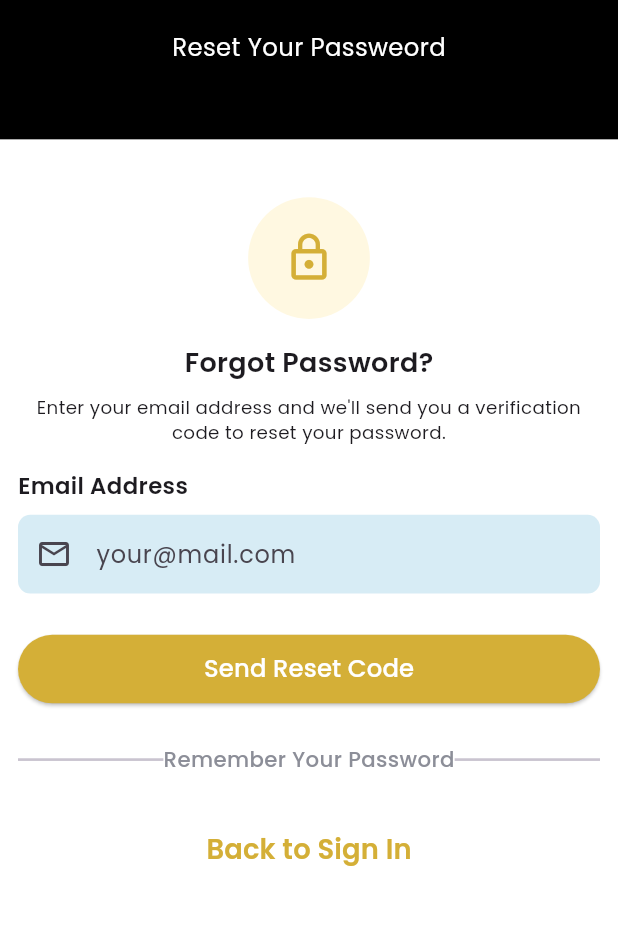
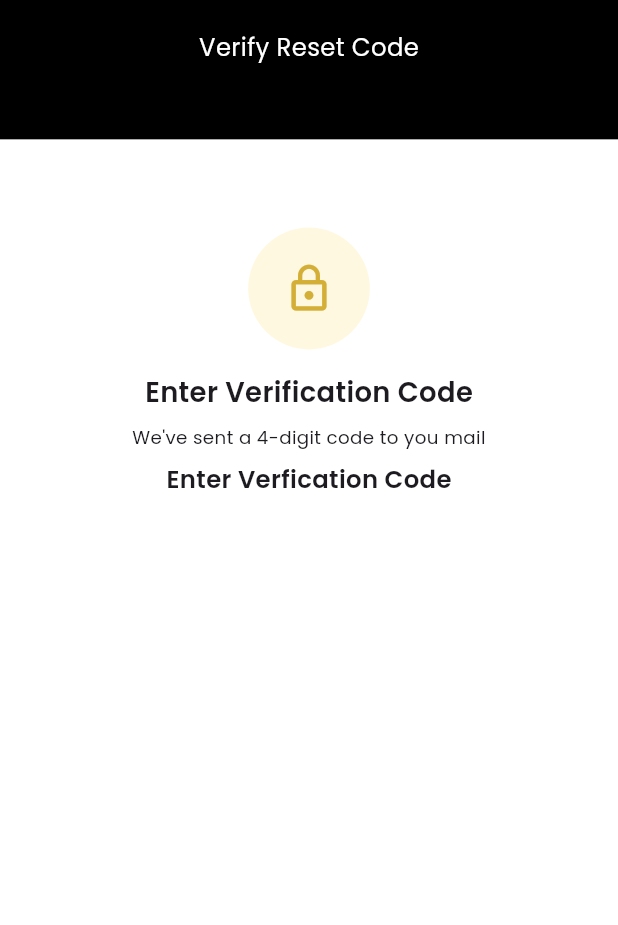
Before and after one commit to umais86/laundry_app, a Flutter app: the ForgotPassword screen opened directly, after a tap on "Send Reset Code", on a phone screen of 412 x 824 dp, the part 89-1014 px from its top. Run offline on Flutter 3.47's test engine with Material 3 defaults, Android fonts, the phone set to English and light mode, and no system bars; our stand-ins replace firebase_core, flutter_rating_bar, flutter_screenutil, geocoding, geolocator, google_fonts and 2 more; accounts and stored records are empty.

Commit message:
otp Screen

```diff
--- a/lib/auth/forgot_pass.dart
+++ b/lib/auth/forgot_pass.dart
@@ -1,6 +1,7 @@
 import 'package:flutter/material.dart';
 import 'package:flutter_screenutil/flutter_screenutil.dart';
 import 'package:par_1/auth/login.dart';
+import 'package:par_1/auth/otp_screen.dart';
 import 'package:par_1/utils/button.dart';
 import 'package:par_1/utils/colors.dart';
 
@@ -78,7 +79,12 @@ class _ForgotPasswordState extends State<ForgotPassword> {
                 SizedBox(height: 26.h),
                 CustomElevatedButton(
                   label: 'Send Reset Code',
-                  onPressed: () {},
+                  onPressed: () {
+                    Navigator.push(
+                      context,
+                      MaterialPageRoute(builder: (_) => OtpScreen()),
+                    );
+                  },
                 ),
                 SizedBox(height: 26.h),
                 Row(
--- /dev/null
+++ b/lib/auth/otp_screen.dart
@@ -0,0 +1,78 @@
+import 'package:flutter/material.dart';
+import 'package:flutter_screenutil/flutter_screenutil.dart';
+import 'package:par_1/utils/colors.dart';
+
+class OtpScreen extends StatefulWidget {
+  const OtpScreen({super.key});
+
+  @override
+  State<OtpScreen> createState() => _OtpScreenState();
+}
+
+class _OtpScreenState extends State<OtpScreen> {
+  @override
+  Widget build(BuildContext context) {
+    return Scaffold(
+      backgroundColor: white,
+      body: Column(
+        children: [
+          Container(
+            height: 150.h,
+            width: double.infinity,
+            color: Colors.black,
+            child: Center(
+              child: Padding(
+                padding: EdgeInsets.symmetric(vertical: 30.h),
+                child: Column(
+                  children: [
+                    Text(
+                      'AKOYA PREMIUM LAUNDARY',
+                      style: TextStyle(fontSize: 20.sp, color: txtColor),
+                    ),
+                    SizedBox(height: 20.h),
+                    Text(
+                      'Verify Reset Code',
+                      style: TextStyle(fontSize: 16.sp, color: Colors.white),
+                    ),
+                  ],
+                ),
+              ),
+            ),
+          ),
+          SizedBox(height: 50.h),
+          Padding(
+            padding: EdgeInsets.symmetric(horizontal: 12.w, vertical: 8.h),
+            child: Column(
+              children: [
+                CircleAvatar(
+                  radius: 40.r,
+                  backgroundColor: Colors.amber.shade50,
+                  child: Icon(Icons.lock_outline, size: 35, color: txtColor),
+                ),
+
+                SizedBox(height: 16.h),
+                Text(
+                  'Enter Verification Code',
+                  style: TextStyle(
+                    fontSize: 18.sp,
+                    fontWeight: FontWeight.w600,
+                  ),
+                ),
+                SizedBox(height: 8.h),
+                Text(
+                  "We've sent a 4-digit code to you mail",
+                  textAlign: TextAlign.center,
+                  style: TextStyle(fontSize: 12.sp),
+                ),
+              ],
+            ),
+          ),
+          Text(
+            'Enter Verfication Code',
+            style: TextStyle(fontSize: 16.sp, fontWeight: FontWeight.w600),
+          ),
+        ],
+      ),
+    );
+  }
+}
--- a/lib/main.dart
+++ b/lib/main.dart
@@ -6,7 +6,6 @@ import 'package:par_1/auth/sign_up.dart';
 import 'package:par_1/providers/cart_provider.dart';
 import 'package:par_1/view/splash_screen.dart';
 import 'package:par_1/view/welcome.dart';
-import 'package:par_1/view/nav_screens/nav_bar.dart';
 import 'package:provider/provider.dart';
 
 Future<void> main() async {
--- a/lib/view/splash_screen.dart
+++ b/lib/view/splash_screen.dart
@@ -25,13 +25,11 @@ class _SplashScreenState extends State<SplashScreen> {
   Widget build(BuildContext context) {
     return Scaffold(
       body: Center(
-        child: Container(
-          child: Image.asset(
-            'assets/images/logo.png',
-            height: 100.h,
-            width: 100.w,
-            fit: BoxFit.contain,
-          ),
+        child: Image.asset(
+          'assets/images/logo.png',
+          height: 100.h,
+          width: 100.w,
+          fit: BoxFit.contain,
         ),
       ),
     );
```
